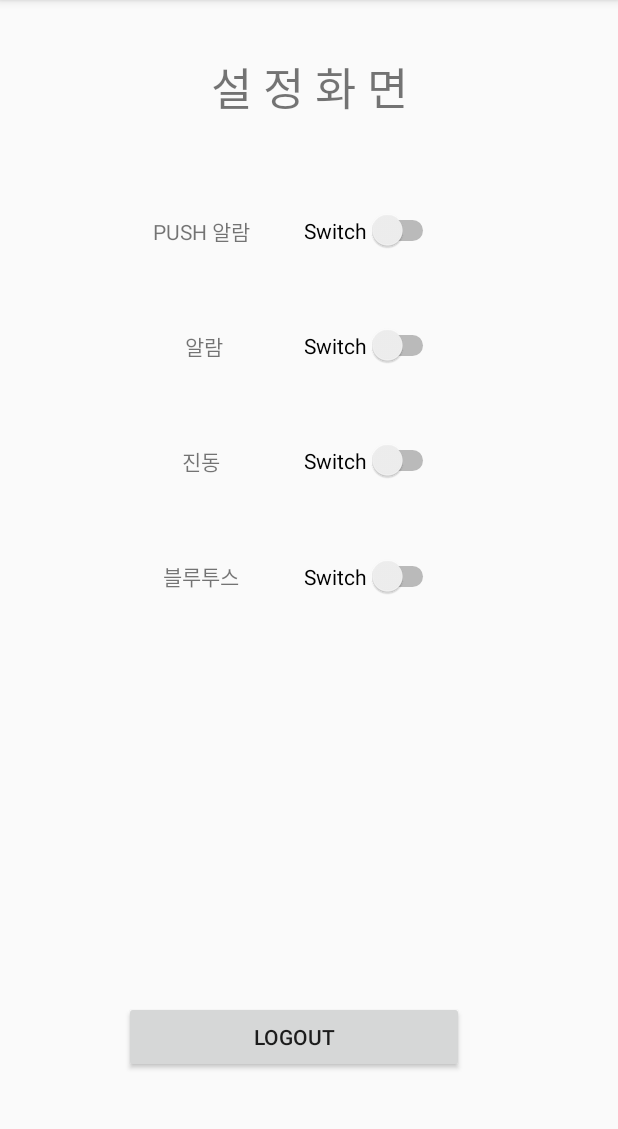
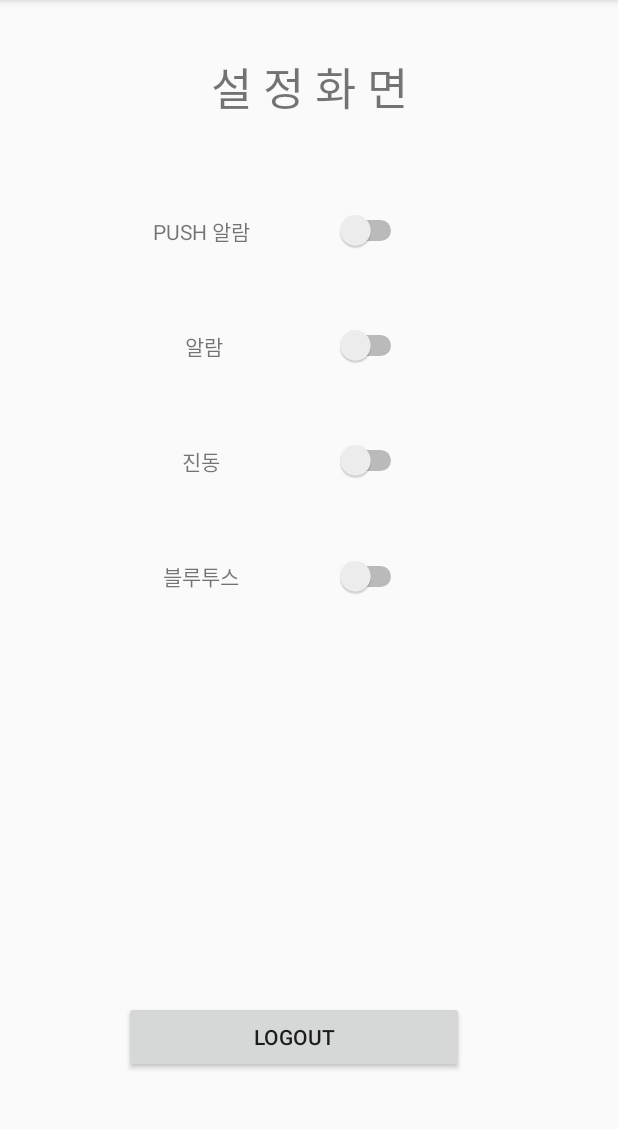
Before and after one commit to bkdoo/SmartBabyProject, an Android app: the SetupActivity screen opened directly, with no data from a screen before it, on a phone screen of 412 x 824 dp, the part 84-1213 px from its top. Run offline under Robolectric (Android 15) with nearby library versions, the phone set to English and light mode, and no system bars.

Commit message:
setUp
스위치 수정

```diff
--- a/SmartBaby/app/src/main/res/layout/activity_setup.xml
+++ b/SmartBaby/app/src/main/res/layout/activity_setup.xml
@@ -126,7 +126,6 @@
         android:layout_marginTop="8dp"
         android:layout_marginEnd="16dp"
         android:layout_marginBottom="8dp"
-        android:text="Switch"
         app:layout_constraintBottom_toTopOf="@+id/guideline16"
         app:layout_constraintEnd_toStartOf="@+id/guideline20"
         app:layout_constraintStart_toEndOf="@+id/guideline15"
@@ -140,7 +139,6 @@
         android:layout_marginTop="8dp"
         android:layout_marginEnd="16dp"
         android:layout_marginBottom="8dp"
-        android:text="Switch"
         app:layout_constraintBottom_toTopOf="@+id/guideline17"
         app:layout_constraintEnd_toStartOf="@+id/guideline20"
         app:layout_constraintStart_toEndOf="@+id/guideline15"
@@ -154,7 +152,6 @@
         android:layout_marginTop="8dp"
         android:layout_marginEnd="16dp"
         android:layout_marginBottom="8dp"
-        android:text="Switch"
         app:layout_constraintBottom_toTopOf="@+id/guideline18"
         app:layout_constraintEnd_toStartOf="@+id/guideline20"
         app:layout_constraintStart_toEndOf="@+id/guideline15"
@@ -168,7 +165,6 @@
         android:layout_marginTop="8dp"
         android:layout_marginEnd="16dp"
         android:layout_marginBottom="8dp"
-        android:text="Switch"
         app:layout_constraintBottom_toTopOf="@+id/guideline19"
         app:layout_constraintEnd_toStartOf="@+id/guideline20"
         app:layout_constraintStart_toEndOf="@+id/guideline15"
```
